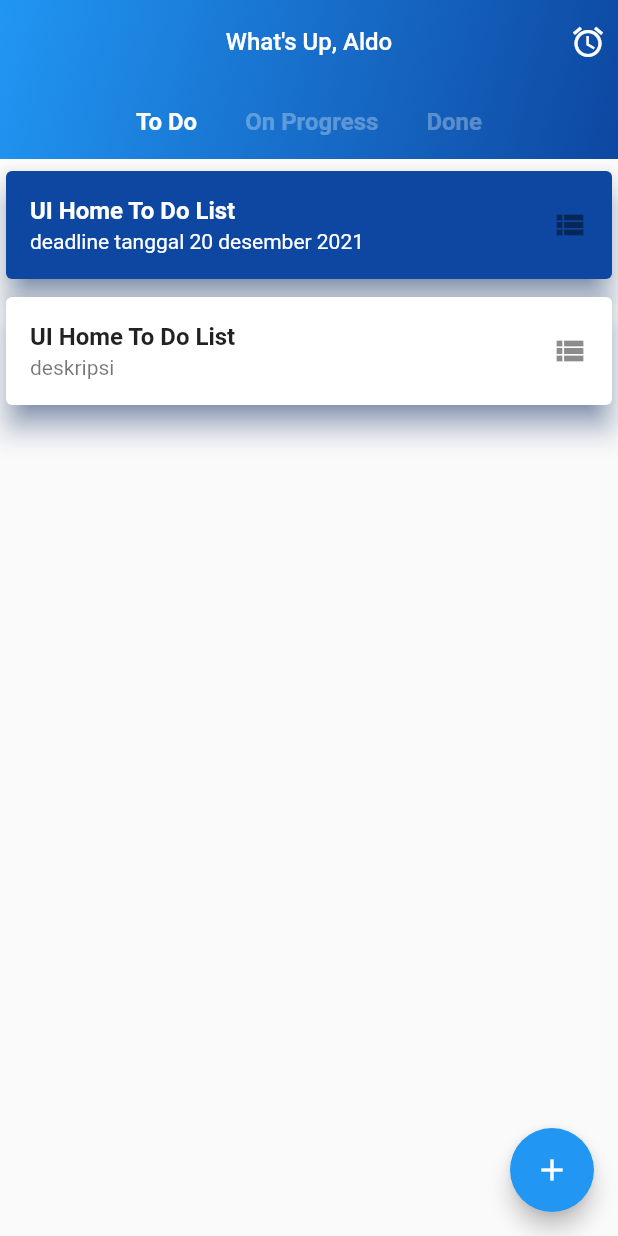
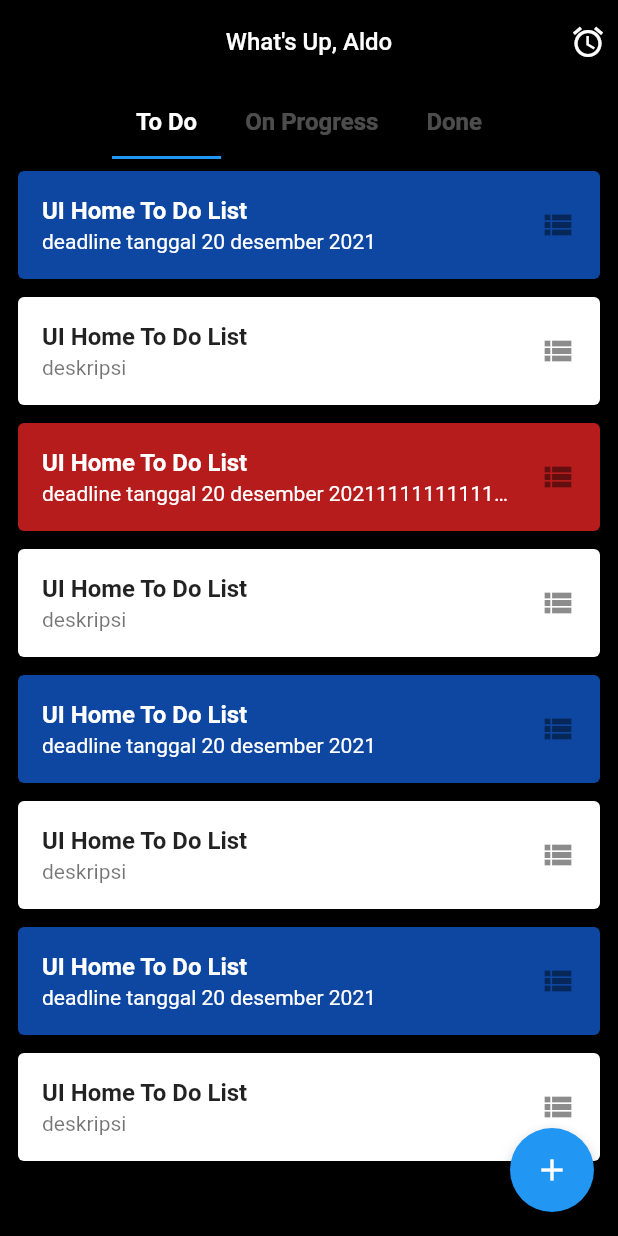
Before and after one commit to AldoReghan/todosqlite_workmanager, a Flutter app: the screen it shows after launch, on a phone screen of 412 x 824 dp. Run offline on Flutter 3.47's test engine with Material 2 defaults, Android fonts, the phone set to English and light mode, and no system bars; our stand-ins replace flutter_colorpicker.

Commit message:
redesign and change color

```diff
--- a/lib/components/CardItem.dart
+++ b/lib/components/CardItem.dart
@@ -17,16 +17,14 @@ class CardItems extends StatelessWidget {
   @override
   Widget build(BuildContext context) {
     return Padding(
-      padding: const EdgeInsets.only(top:4.0),
+      padding: const EdgeInsets.only(top:4.0, left: 8, right: 8),
       child: Container(
           height: 80,
           child: Card(
             color: backgroundcolor,
-            shadowColor: Colors.blue[900],
-            elevation: 8,
             child: ListTile(
               title: Text(judul, style: TextStyle(fontWeight: FontWeight.bold, color: textcolor),),
-              subtitle: Text(deskripsi, style: TextStyle(color: textcolor),),
+              subtitle: Text(deskripsi, style: TextStyle(color: textcolor),maxLines: 1,overflow: TextOverflow.ellipsis),
               trailing: Wrap(
                 spacing: 12,
                 children: [Icon(Icons.view_list)],
--- a/lib/home.dart
+++ b/lib/home.dart
@@ -30,7 +30,7 @@ class _HomeState extends State<Home> {
       child: Scaffold(
           appBar: AppBar(
             elevation: 0,
-            backgroundColor: Color.fromRGBO(38, 38, 38, 0.4),
+            backgroundColor: Colors.black,
             centerTitle: true,
             title: Text(
               "What's Up, Aldo",
@@ -38,17 +38,14 @@ class _HomeState extends State<Home> {
             ),
             flexibleSpace: Container(
               decoration: BoxDecoration(
-                  gradient: LinearGradient(
-                      begin: Alignment.topLeft,
-                      end: Alignment.bottomRight,
-                      colors: <Color>[Colors.blue, Color(0xFF0D47A1)])),
+                  ),
             ),
             bottom: PreferredSize(
                 child: TabBar(
                   labelStyle: TextStyle(fontSize: 16, fontWeight: FontWeight.bold),
                     isScrollable: true,
                     unselectedLabelColor: Colors.white.withOpacity(0.3),
-                    indicatorColor: Colors.transparent,
+                    indicatorColor: Colors.blue,
                     tabs: [
                       Tab(
                         child: Text('To Do'),
--- a/lib/pages/DonePage.dart
+++ b/lib/pages/DonePage.dart
@@ -24,6 +24,7 @@ class _DonePageState extends State<DonePage> {
   @override
   Widget build(BuildContext context) {
     return Scaffold(
+      backgroundColor: Colors.black,
       body: Container(
         height: MediaQuery.of(context).size.height,
         child: ListView(
--- a/lib/pages/OnProgressPage.dart
+++ b/lib/pages/OnProgressPage.dart
@@ -24,6 +24,7 @@ class _OnProgressPageState extends State<OnProgressPage> {
   @override
   Widget build(BuildContext context) {
     return Scaffold(
+      backgroundColor: Colors.black,
       body: Container(
         height: MediaQuery.of(context).size.height,
         child: ListView(
--- a/lib/pages/TodoPage.dart
+++ b/lib/pages/TodoPage.dart
@@ -25,11 +25,24 @@ class _ToDoPageState extends State<ToDoPage> {
   @override
   Widget build(BuildContext context) {
     return Scaffold(
+      backgroundColor: Colors.black,
       body: Container(
         height: MediaQuery.of(context).size.height,
         child: ListView(
           padding: EdgeInsets.zero,
           children: [
+            CardItems(
+                judul: "UI Home To Do List",
+                deskripsi: "deadline tanggal 20 desember 2021", backgroundcolor: Colors.blue[900], textcolor: Colors.white,),
+            CardItems(judul: "UI Home To Do List", deskripsi: "deskripsi"),
+            CardItems(
+                judul: "UI Home To Do List",
+                deskripsi: "deadline tanggal 20 desember 2021111111111111", backgroundcolor: Colors.red[900], textcolor: Colors.white,),
+            CardItems(judul: "UI Home To Do List", deskripsi: "deskripsi"),
+            CardItems(
+                judul: "UI Home To Do List",
+                deskripsi: "deadline tanggal 20 desember 2021", backgroundcolor: Colors.blue[900], textcolor: Colors.white,),
+            CardItems(judul: "UI Home To Do List", deskripsi: "deskripsi"),
             CardItems(
                 judul: "UI Home To Do List",
                 deskripsi: "deadline tanggal 20 desember 2021", backgroundcolor: Colors.blue[900], textcolor: Colors.white,),
```
